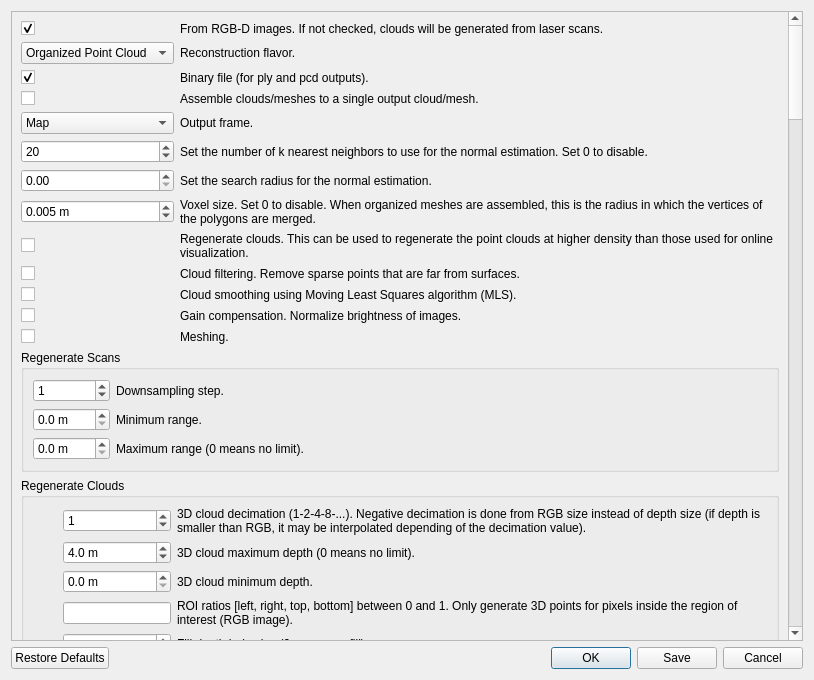
Above: guilib/src/ui/exportCloudsDialog.ui from introlab/rtabmap before the change. Below: the same form after it.
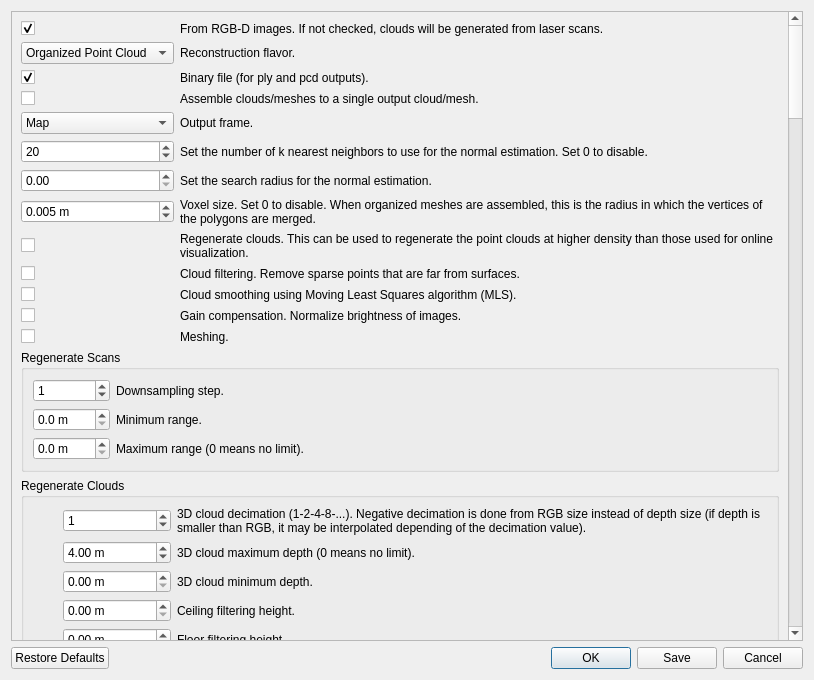
That is the form after the change.

Commit message: Optimizer: fall back on g2o or gtsam first if one or the other is not available (instead of going TORO). ExportClouds: added ceiling and floor filtering options.

```diff
--- a/guilib/src/ui/exportCloudsDialog.ui
+++ b/guilib/src/ui/exportCloudsDialog.ui
@@ -23,9 +23,9 @@
       <property name="geometry">
        <rect>
         <x>0</x>
-        <y>-2387</y>
+        <y>-547</y>
         <width>780</width>
-        <height>4880</height>
+        <height>4944</height>
        </rect>
       </property>
       <layout class="QVBoxLayout" name="verticalLayout_13">
@@ -397,14 +397,14 @@
          <layout class="QVBoxLayout" name="verticalLayout_14">
           <item>
            <layout class="QGridLayout" name="gridLayout" columnstretch="0,0,1">
-            <item row="6" column="0">
+            <item row="8" column="0">
              <widget class="QToolButton" name="toolButton_distortionModel">
               <property name="text">
                <string>...</string>
               </property>
              </widget>
             </item>
-            <item row="4" column="1">
+            <item row="6" column="1">
              <widget class="QSpinBox" name="spinBox_fillDepthHoles">
               <property name="suffix">
                <string> pixels</string>
@@ -430,7 +430,7 @@
                <string> m</string>
               </property>
               <property name="decimals">
-               <number>1</number>
+               <number>2</number>
               </property>
               <property name="maximum">
                <double>100.000000000000000</double>
@@ -453,10 +453,10 @@
               </property>
              </widget>
             </item>
-            <item row="6" column="1">
+            <item row="8" column="1">
              <widget class="QLineEdit" name="lineEdit_distortionModel"/>
             </item>
-            <item row="5" column="1">
+            <item row="7" column="1">
              <widget class="QSpinBox" name="spinBox_fillDepthHolesError">
               <property name="suffix">
                <string> %</string>
@@ -483,7 +483,7 @@
               </property>
              </widget>
             </item>
-            <item row="4" column="2">
+            <item row="6" column="2">
              <widget class="QLabel" name="label_197">
               <property name="text">
                <string>Fill depth hole size (0 means no fill).</string>
@@ -502,7 +502,7 @@
                <string> m</string>
               </property>
               <property name="decimals">
-               <number>1</number>
+               <number>2</number>
               </property>
               <property name="maximum">
                <double>100.000000000000000</double>
@@ -515,7 +515,7 @@
               </property>
              </widget>
             </item>
-            <item row="6" column="2">
+            <item row="8" column="2">
              <widget class="QLabel" name="label_134">
               <property name="text">
                <string>Path to a depth distortion model to apply (output from depth calibration).</string>
@@ -525,7 +525,7 @@
               </property>
              </widget>
             </item>
-            <item row="5" column="2">
+            <item row="7" column="2">
              <widget class="QLabel" name="label_198">
               <property name="text">
                <string>Fill depth hole error.</string>
@@ -538,7 +538,7 @@
               </property>
              </widget>
             </item>
-            <item row="3" column="2">
+            <item row="5" column="2">
              <widget class="QLabel" name="label_135">
               <property name="text">
                <string>ROI ratios [left, right, top, bottom] between 0 and 1. Only generate 3D points for pixels inside the region of interest (RGB image).</string>
@@ -548,17 +548,17 @@
               </property>
              </widget>
             </item>
-            <item row="3" column="1">
+            <item row="5" column="1">
              <widget class="QLineEdit" name="lineEdit_roiRatios"/>
             </item>
-            <item row="7" column="1">
+            <item row="9" column="1">
              <widget class="QCheckBox" name="checkBox_bilateral">
               <property name="text">
                <string/>
               </property>
              </widget>
             </item>
-            <item row="7" column="2">
+            <item row="9" column="2">
              <widget class="QLabel" name="label_136">
               <property name="text">
                <string>Bilateral filtering of the depth image. Reduce noise in depth images.</string>
@@ -568,7 +568,7 @@
               </property>
              </widget>
             </item>
-            <item row="8" column="2">
+            <item row="10" column="2">
              <widget class="QLabel" name="label_137">
               <property name="text">
                <string>Cloud subtraction. Superposed points from different nodes are filtered.</string>
@@ -578,13 +578,71 @@
               </property>
              </widget>
             </item>
-            <item row="8" column="1">
+            <item row="10" column="1">
              <widget class="QCheckBox" name="checkBox_subtraction">
               <property name="text">
                <string/>
               </property>
              </widget>
             </item>
+            <item row="3" column="2">
+             <widget class="QLabel" name="label_140">
+              <property name="text">
+               <string>Ceiling filtering height.</string>
+              </property>
+              <property name="wordWrap">
+               <bool>true</bool>
+              </property>
+             </widget>
+            </item>
+            <item row="4" column="2">
+             <widget class="QLabel" name="label_141">
+              <property name="text">
+               <string>Floor filtering height.</string>
+              </property>
+              <property name="wordWrap">
+               <bool>true</bool>
+              </property>
+             </widget>
+            </item>
+            <item row="3" column="1">
+             <widget class="QDoubleSpinBox" name="doubleSpinBox_ceilingHeight">
+              <property name="suffix">
+               <string> m</string>
+              </property>
+              <property name="decimals">
+               <number>2</number>
+              </property>
+              <property name="maximum">
+               <double>100.000000000000000</double>
+              </property>
+              <property name="singleStep">
+               <double>0.100000000000000</double>
+              </property>
+              <property name="value">
+               <double>0.000000000000000</double>
+              </property>
+             </widget>
+            </item>
+            <item row="4" column="1">
+             <widget class="QDoubleSpinBox" name="doubleSpinBox_floorHeight">
+              <property name="suffix">
+               <string> m</string>
+              </property>
+              <property name="decimals">
+               <number>2</number>
+              </property>
+              <property name="maximum">
+               <double>100.000000000000000</double>
+              </property>
+              <property name="singleStep">
+               <double>0.100000000000000</double>
+              </property>
+              <property name="value">
+               <double>0.000000000000000</double>
+              </property>
+             </widget>
+            </item>
            </layout>
           </item>
           <item>
```
The commit also changes 2 other files.
